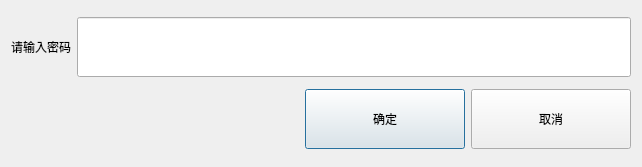
The window that SSCard_System/CheckPassword.ui (leithergit/SSCard_System) describes before a commit, drawn with Qt 5.
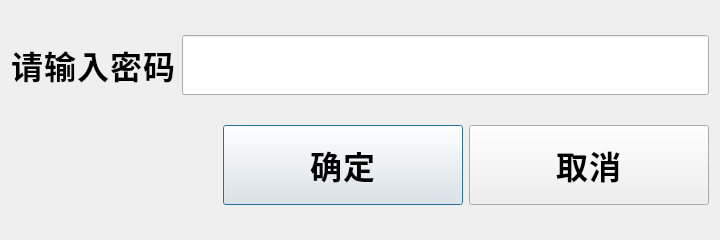
The same window after the commit.

Diff of the .ui file:
```diff
--- a/SSCard_System/CheckPassword.ui
+++ b/SSCard_System/CheckPassword.ui
@@ -6,13 +6,28 @@
    <rect>
     <x>0</x>
     <y>0</y>
-    <width>642</width>
-    <height>167</height>
+    <width>720</width>
+    <height>240</height>
    </rect>
   </property>
+  <property name="minimumSize">
+   <size>
+    <width>720</width>
+    <height>240</height>
+   </size>
+  </property>
   <property name="windowTitle">
    <string>CheckPassword</string>
   </property>
+  <property name="styleSheet">
+   <string notr="true">font-family: &quot;思源黑体 CN Regular&quot;;
+font-size: 32px;
+font-weight: bold;
+line-height: 49px;
+letter-spacing: 1px;
+color: 0
+</string>
+  </property>
   <layout class="QVBoxLayout" name="verticalLayout">
    <item>
     <layout class="QHBoxLayout" name="horizontalLayout">
@@ -30,7 +45,7 @@
       <widget class="QLineEdit" name="lineEdit_Password">
        <property name="minimumSize">
         <size>
-         <width>400</width>
+         <width>480</width>
          <height>60</height>
         </size>
        </property>
@@ -66,13 +81,10 @@
       <widget class="QPushButton" name="pushButton_OK">
        <property name="minimumSize">
         <size>
-         <width>160</width>
-         <height>60</height>
+         <width>240</width>
+         <height>80</height>
         </size>
        </property>
-       <property name="styleSheet">
-        <string notr="true">font: 57 24pt &quot;思源黑体 CN Medium&quot;;</string>
-       </property>
        <property name="text">
         <string>确定</string>
        </property>
@@ -82,13 +94,10 @@
       <widget class="QPushButton" name="pushButton_Cancel">
        <property name="minimumSize">
         <size>
-         <width>160</width>
-         <height>60</height>
+         <width>240</width>
+         <height>80</height>
         </size>
        </property>
-       <property name="styleSheet">
-        <string notr="true">font: 57 24pt &quot;思源黑体 CN Medium&quot;;</string>
-       </property>
        <property name="text">
         <string>取消</string>
        </property>
```
